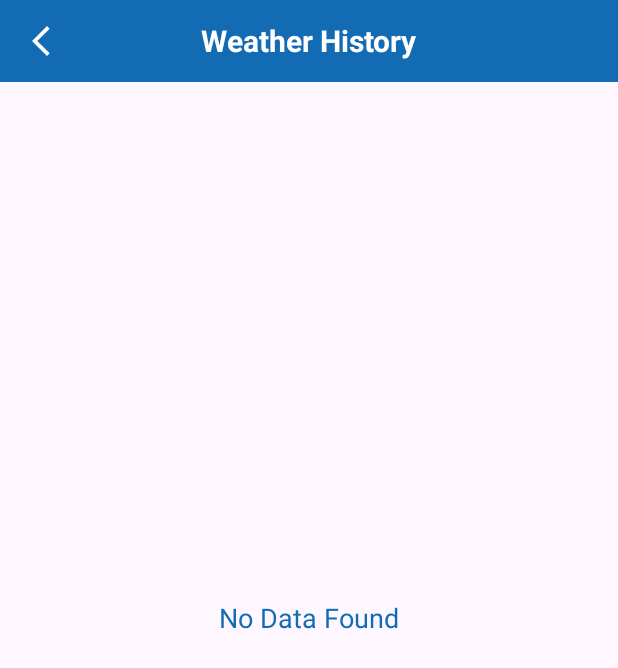
After one commit to Jrmckenzie777/Weather-App, an Android app: the HistoryActivity screen opened directly, with no data from a screen before it, on a phone screen of 412 x 824 dp. The commit adds this screen. Shown: the top 668 px of the screen. Run offline under Robolectric (Android 15) with nearby library versions, the phone set to English and light mode, and no system bars.

Commit message:
Implement History Screen with SQLite Database

```diff
--- /dev/null
+++ b/app/src/main/java/com/dev/weatherapp/HistoryActivity.java
@@ -0,0 +1,71 @@
+package com.dev.weatherapp;
+
+import androidx.appcompat.app.AppCompatActivity;
+import androidx.core.content.ContextCompat;
+import androidx.recyclerview.widget.GridLayoutManager;
+import androidx.recyclerview.widget.LinearLayoutManager;
+import androidx.recyclerview.widget.RecyclerView;
+
+import android.annotation.SuppressLint;
+import android.os.Bundle;
+import android.view.View;
+import android.widget.ImageView;
+import android.widget.TextView;
+
+import com.dev.weatherapp.adapter.HistoryAdapter;
+import com.dev.weatherapp.database.DatabaseHelper;
+import com.dev.weatherapp.model.HistoryModel;
+
+import java.util.ArrayList;
+import java.util.List;
+
+public class HistoryActivity extends AppCompatActivity {
+    ImageView ivBack;
+    TextView noDataFound;
+    RecyclerView rvHistory;
+    HistoryAdapter adapter;
+    DatabaseHelper databaseHelper;
+    List<HistoryModel> list = new ArrayList<>();
+
+    @Override
+    protected void onCreate(Bundle savedInstanceState) {
+        super.onCreate(savedInstanceState);
+        setContentView(R.layout.activity_history);
+
+        ivBack = findViewById(R.id.ivBack);
+        rvHistory = findViewById(R.id.rvHistory);
+        noDataFound = findViewById(R.id.noDataFound);
+        databaseHelper = new DatabaseHelper(this);
+        getWindow().setStatusBarColor(ContextCompat.getColor(this, R.color.main));
+
+        ivBack.setOnClickListener(new View.OnClickListener() {
+            @Override
+            public void onClick(View v) {
+                onBackPressed();
+                finish();
+            }
+        });
+    }
+
+    @SuppressLint("NotifyDataSetChanged")
+    @Override
+    protected void onResume() {
+        super.onResume();
+
+        list.clear();
+        list.addAll(databaseHelper.getAllData());
+        if (list.size()>0){
+            noDataFound.setVisibility(View.GONE);
+            rvHistory.setVisibility(View.VISIBLE);
+            rvHistory.setLayoutManager(new LinearLayoutManager(this));
+            adapter = new HistoryAdapter(list, this, databaseHelper);
+            rvHistory.setAdapter(adapter);
+            adapter.notifyDataSetChanged();
+        }else{
+            noDataFound.setVisibility(View.VISIBLE);
+            rvHistory.setVisibility(View.GONE);
+        }
+
+    }
+
+}
--- /dev/null
+++ b/app/src/main/java/com/dev/weatherapp/database/DatabaseHelper.java
@@ -0,0 +1,98 @@
+package com.dev.weatherapp.database;
+import android.content.ContentValues;
+import android.content.Context;
+import android.database.Cursor;
+import android.database.sqlite.SQLiteDatabase;
+import android.database.sqlite.SQLiteOpenHelper;
+import com.dev.weatherapp.model.HistoryModel;
+import java.util.ArrayList;
+import java.util.List;
+
+public class DatabaseHelper extends SQLiteOpenHelper {
+    private static final int DATABASE_VERSION = 1;
+    private static final String DATABASE_NAME = "weather_app";
+    private static final String TABLE_WEATHER = "weather";
+    private static final String KEY_ID = "id";
+    private static final String KEY_CITY_NAME = "name";
+    private static final String KEY_TEMPERATURE = "temperature";
+    private static final String KEY_HUMIDITY = "humidity";
+    private static final String KEY_WIND = "wind";
+    private static final String KEY_CLOUDS = "clouds";
+    private static final String KEY_DATE_TIME = "dateTime";
+
+    public DatabaseHelper(Context context) {
+        super(context, DATABASE_NAME, null, DATABASE_VERSION);
+    }
+
+    // Creating Tables
+    @Override
+    public void onCreate(SQLiteDatabase db) {
+
+        db.execSQL(" CREATE TABLE " + TABLE_WEATHER + " (" +
+                KEY_ID + " INTEGER PRIMARY KEY, " +
+                KEY_CITY_NAME + " TEXT NOT NULL, " +
+                KEY_TEMPERATURE + " TEXT NOT NULL, " +
+                KEY_HUMIDITY + " TEXT NOT NULL, " +
+                KEY_WIND + " TEXT NOT NULL, " +
+                KEY_CLOUDS + " TEXT NOT NULL, " +
+                KEY_DATE_TIME + " TEXT NOT NULL);"
+        );
+
+    }
+
+    @Override
+    public void onUpgrade(SQLiteDatabase db, int oldVersion, int newVersion) {
+
+        db.execSQL("DROP TABLE IF EXISTS " + TABLE_WEATHER);
+
+        onCreate(db);
+    }
+
+    public void insertData(HistoryModel historyModel) {
+        SQLiteDatabase db = this.getWritableDatabase();
+
+        ContentValues values = new ContentValues();
+        values.put(KEY_CITY_NAME, historyModel.getCityName());
+        values.put(KEY_TEMPERATURE, historyModel.getTemperature());
+        values.put(KEY_HUMIDITY, historyModel.getHumidity());
+        values.put(KEY_WIND, historyModel.getWind());
+        values.put(KEY_CLOUDS, historyModel.getClouds());
+        values.put(KEY_DATE_TIME, historyModel.getDateTime());
+
+        db.insert(TABLE_WEATHER, null, values);
+        db.close();
+    }
+
+    public List<HistoryModel> getAllData() {
+        List<HistoryModel> list = new ArrayList<>();
+        String selectQuery = "SELECT  * FROM " + TABLE_WEATHER;
+
+        SQLiteDatabase db = this.getWritableDatabase();
+        Cursor cursor = db.rawQuery(selectQuery, null);
+
+        if (cursor.moveToFirst()) {
+            do {
+                HistoryModel model = new HistoryModel();
+                model.setId(Integer.parseInt(cursor.getString(0)));
+                model.setCityName(cursor.getString(1));
+                model.setTemperature(cursor.getString(2));
+                model.setHumidity(cursor.getString(3));
+                model.setWind(cursor.getString(4));
+                model.setClouds(cursor.getString(5));
+                model.setDateTime(cursor.getString(6));
+
+                list.add(model);
+            } while (cursor.moveToNext());
+        }
+
+        return list;
+    }
+
+    public void deleteWeather(HistoryModel model) {
+        SQLiteDatabase db = this.getWritableDatabase();
+        db.delete(TABLE_WEATHER, KEY_ID + " = ?",
+                new String[]{String.valueOf(model.getId())});
+        db.close();
+    }
+
+}
--- /dev/null
+++ b/app/src/main/res/layout/activity_history.xml
@@ -0,0 +1,53 @@
+<?xml version="1.0" encoding="utf-8"?>
+<RelativeLayout xmlns:android="http://schemas.android.com/apk/res/android"
+    xmlns:app="http://schemas.android.com/apk/res-auto"
+    xmlns:tools="http://schemas.android.com/tools"
+    android:layout_width="match_parent"
+    android:layout_height="match_parent"
+    android:orientation="vertical"
+    tools:context=".HistoryActivity">
+
+    <RelativeLayout
+        android:id="@+id/rlTop"
+        android:layout_width="match_parent"
+        android:layout_height="wrap_content"
+        android:background="@color/main">
+
+        <ImageView
+            android:id="@+id/ivBack"
+            android:layout_width="wrap_content"
+            android:layout_height="wrap_content"
+            android:padding="15dp"
+            android:src="@drawable/baseline_arrow_back_ios_new_24"
+            app:tint="@color/white" />
+
+        <TextView
+            android:id="@+id/tvLabel"
+            android:layout_width="wrap_content"
+            android:layout_height="wrap_content"
+            android:layout_centerInParent="true"
+            android:text="Weather History"
+            android:textColor="@color/white"
+            android:textSize="20sp"
+            android:textStyle="bold"
+            android:visibility="visible" />
+
+    </RelativeLayout>
+
+    <androidx.recyclerview.widget.RecyclerView
+        android:id="@+id/rvHistory"
+        android:layout_below="@+id/rlTop"
+        android:layout_width="match_parent"
+        android:layout_height="wrap_content"/>
+
+    <TextView
+        android:id="@+id/noDataFound"
+        android:layout_width="wrap_content"
+        android:layout_height="wrap_content"
+        android:layout_centerInParent="true"
+        android:text="No Data Found"
+        android:textSize="18sp"
+        android:textStyle="normal"
+        android:textColor="@color/main"/>
+
+</RelativeLayout>
```
Also changed, not shown: app/src/main/AndroidManifest.xml (+8 -7 lines), app/src/main/java/com/dev/weatherapp/MainActivity.java (+36 -6 lines), app/src/main/java/com/dev/weatherapp/WeatherActivity.java (+42 -10 lines), app/src/main/java/com/dev/weatherapp/adapter/HistoryAdapter.java (added, +84 -0 lines), app/src/main/java/com/dev/weatherapp/model/HistoryModel.java (added, +87 -0 lines), app/src/main/res/layout/activity_main.xml (+15 -0 lines), app/src/main/res/layout/activity_weather.xml (+11 -0 lines), app/src/main/res/layout/item_weather.xml (added, +52 -0 lines), app/src/main/res/drawable/delete.png (added), app/src/main/res/drawable/trash.png (added).
